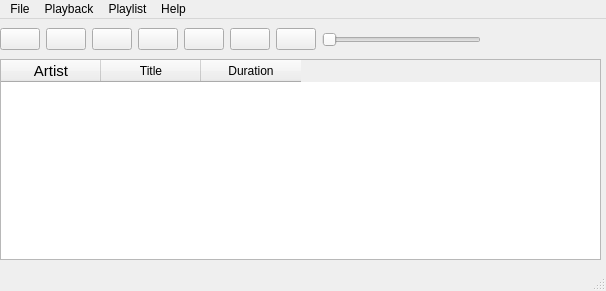
feellian/pyVkPlayer, file mainwindow.ui: the form before one commit.
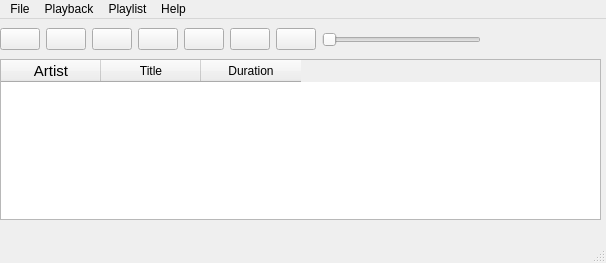
The form after the commit. Icons and pictures are not drawn.

The edit to the form file:
```diff
--- a/mainwindow.ui
+++ b/mainwindow.ui
@@ -7,13 +7,22 @@
     <x>0</x>
     <y>0</y>
     <width>606</width>
-    <height>291</height>
+    <height>263</height>
    </rect>
   </property>
   <property name="windowTitle">
    <string>Vkontakte audio player</string>
   </property>
+  <property name="layoutDirection">
+   <enum>Qt::LeftToRight</enum>
+  </property>
   <widget class="QWidget" name="centralwidget">
+   <property name="sizePolicy">
+    <sizepolicy hsizetype="Expanding" vsizetype="Expanding">
+     <horstretch>0</horstretch>
+     <verstretch>0</verstretch>
+    </sizepolicy>
+   </property>
    <widget class="QWidget" name="horizontalLayoutWidget">
     <property name="geometry">
      <rect>
@@ -123,21 +132,55 @@
      </item>
     </layout>
    </widget>
-   <widget class="QTableWidget" name="playlistTableWidget">
+   <widget class="QLabel" name="timeLabel">
+    <property name="geometry">
+     <rect>
+      <x>480</x>
+      <y>10</y>
+      <width>121</width>
+      <height>17</height>
+     </rect>
+    </property>
+    <property name="text">
+     <string/>
+    </property>
+   </widget>
+   <widget class="QWidget" name="horizontalLayoutWidget_2">
     <property name="geometry">
      <rect>
       <x>0</x>
       <y>40</y>
       <width>601</width>
-      <height>201</height>
+      <height>161</height>
      </rect>
     </property>
+    <layout class="QHBoxLayout" name="horizontalLayout2" stretch="1">
+     <property name="sizeConstraint">
+      <enum>QLayout::SetMinAndMaxSize</enum>
+     </property>
+     <item>
+      <widget class="QTableWidget" name="playlistTableWidget">
     <property name="sizePolicy">
      <sizepolicy hsizetype="Expanding" vsizetype="Expanding">
-      <horstretch>0</horstretch>
-      <verstretch>0</verstretch>
-     </sizepolicy>
-    </property>
+         <horstretch>1</horstretch>
+         <verstretch>1</verstretch>
+        </sizepolicy>
+       </property>
+       <property name="minimumSize">
+        <size>
+         <width>100</width>
+         <height>100</height>
+        </size>
+       </property>
+       <property name="maximumSize">
+        <size>
+         <width>16777215</width>
+         <height>16777215</height>
+        </size>
+       </property>
+       <property name="layoutDirection">
+        <enum>Qt::LeftToRight</enum>
+       </property>
     <property name="autoScrollMargin">
      <number>3</number>
     </property>
@@ -147,6 +190,9 @@
     <property name="showGrid">
      <bool>true</bool>
     </property>
+       <attribute name="verticalHeaderStretchLastSection">
+        <bool>true</bool>
+       </attribute>
     <column>
      <property name="text">
       <string>Artist</string>
@@ -168,18 +214,8 @@
      </property>
     </column>
    </widget>
-   <widget class="QLabel" name="timeLabel">
-    <property name="geometry">
-     <rect>
-      <x>480</x>
-      <y>10</y>
-      <width>121</width>
-      <height>17</height>
-     </rect>
-    </property>
-    <property name="text">
-     <string/>
-    </property>
+     </item>
+    </layout>
    </widget>
   </widget>
   <widget class="QMenuBar" name="menubar">
```
Left out of the diff: 3 changed lines with no effect on the pictures. Lines whose indentation alone changed are shown as unchanged.
